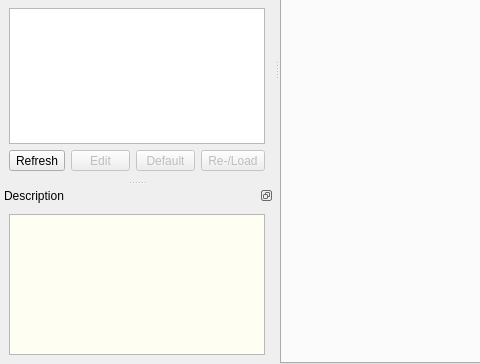
The window that multi_master_fkie/node_manager_fkie/src/node_manager_fkie/MainWindow.ui (fkie/multimaster_fkie) describes before a commit, drawn with Qt 5; both pictures show x 0 to 480 and y 226 to 590 of the 908 by 590 pixel window.
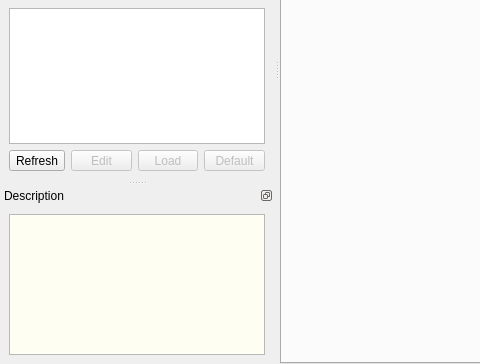
The same window after the commit. Icons and pictures are not drawn.

Patch:
```diff
--- a/multi_master_fkie/node_manager_fkie/src/node_manager_fkie/MainWindow.ui
+++ b/multi_master_fkie/node_manager_fkie/src/node_manager_fkie/MainWindow.ui
@@ -493,6 +493,39 @@
           </property>
          </widget>
         </item>
+        <item>
+         <widget class="QToolButton" name="loadXmlButton">
+          <property name="enabled">
+           <bool>false</bool>
+          </property>
+          <property name="sizePolicy">
+           <sizepolicy hsizetype="Preferred" vsizetype="Fixed">
+            <horstretch>0</horstretch>
+            <verstretch>0</verstretch>
+           </sizepolicy>
+          </property>
+          <property name="toolTip">
+           <string>&lt;!DOCTYPE HTML PUBLIC &quot;-//W3C//DTD HTML 4.0//EN&quot; &quot;http://www.w3.org/TR/REC-html40/strict.dtd&quot;&gt;
+&lt;html&gt;&lt;head&gt;&lt;meta name=&quot;qrichtext&quot; content=&quot;1&quot; /&gt;&lt;style type=&quot;text/css&quot;&gt;
+p, li { white-space: pre-wrap; }
+&lt;/style&gt;&lt;/head&gt;&lt;body style=&quot; font-family:'Ubuntu'; font-size:9pt; font-weight:400; font-style:normal;&quot;&gt;
+&lt;p style=&quot; margin-top:0px; margin-bottom:0px; margin-left:0px; margin-right:0px; -qt-block-indent:0; text-indent:0px;&quot;&gt;Loads the selected configuration &lt;span style=&quot; font-weight:600;&quot;&gt;Strg+L&lt;/span&gt;&lt;/p&gt;&lt;/body&gt;&lt;/html&gt;</string>
+          </property>
+          <property name="text">
+           <string>Load</string>
+          </property>
+          <property name="icon">
+           <iconset resource="GUI.qrc">
+            <normaloff>:/icons/crystal_clear_launch_file.png</normaloff>:/icons/crystal_clear_launch_file.png</iconset>
+          </property>
+          <property name="shortcut">
+           <string>Ctrl+L</string>
+          </property>
+          <property name="toolButtonStyle">
+           <enum>Qt::ToolButtonTextBesideIcon</enum>
+          </property>
+         </widget>
+        </item>
         <item>
          <widget class="QToolButton" name="loadXmlAsDefaultButton">
           <property name="enabled">
@@ -527,39 +560,6 @@
           </property>
           <property name="shortcut">
            <string>Ctrl+O</string>
-          </property>
-          <property name="toolButtonStyle">
-           <enum>Qt::ToolButtonIconOnly</enum>
-          </property>
-         </widget>
-        </item>
-        <item>
-         <widget class="QToolButton" name="loadXmlButton">
-          <property name="enabled">
-           <bool>false</bool>
-          </property>
-          <property name="sizePolicy">
-           <sizepolicy hsizetype="Preferred" vsizetype="Fixed">
-            <horstretch>0</horstretch>
-            <verstretch>0</verstretch>
-           </sizepolicy>
-          </property>
-          <property name="toolTip">
-           <string>&lt;!DOCTYPE HTML PUBLIC &quot;-//W3C//DTD HTML 4.0//EN&quot; &quot;http://www.w3.org/TR/REC-html40/strict.dtd&quot;&gt;
-&lt;html&gt;&lt;head&gt;&lt;meta name=&quot;qrichtext&quot; content=&quot;1&quot; /&gt;&lt;style type=&quot;text/css&quot;&gt;
-p, li { white-space: pre-wrap; }
-&lt;/style&gt;&lt;/head&gt;&lt;body style=&quot; font-family:'Ubuntu'; font-size:9pt; font-weight:400; font-style:normal;&quot;&gt;
-&lt;p style=&quot; margin-top:0px; margin-bottom:0px; margin-left:0px; margin-right:0px; -qt-block-indent:0; text-indent:0px;&quot;&gt;Loads the selected configuration &lt;span style=&quot; font-weight:600;&quot;&gt;Strg+L&lt;/span&gt;&lt;/p&gt;&lt;/body&gt;&lt;/html&gt;</string>
-          </property>
-          <property name="text">
-           <string>Re-/Load</string>
-          </property>
-          <property name="icon">
-           <iconset resource="GUI.qrc">
-            <normaloff>:/icons/crystal_clear_launch_file.png</normaloff>:/icons/crystal_clear_launch_file.png</iconset>
-          </property>
-          <property name="shortcut">
-           <string>Ctrl+L</string>
           </property>
           <property name="toolButtonStyle">
            <enum>Qt::ToolButtonTextBesideIcon</enum>
```
Left out of the diff: 2 changed lines with no effect on the pictures.
